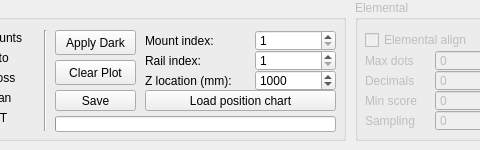
Above: line.ui from ahp-electronics/xc-gui before the change; both pictures show x 535 to 1015 and y 0 to 150 of the 1398 by 150 pixel window. Below: the same form after it.
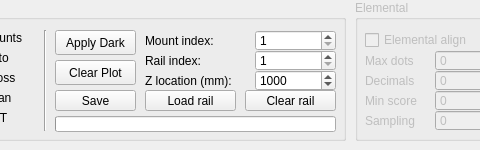
That is the form after the change.

Patch:
```diff
--- a/line.ui
+++ b/line.ui
@@ -750,12 +750,12 @@
      <rect>
       <x>520</x>
       <y>90</y>
-      <width>191</width>
+      <width>91</width>
       <height>21</height>
      </rect>
     </property>
     <property name="text">
-     <string>Load position chart</string>
+     <string>Load rail</string>
     </property>
    </widget>
    <widget class="QLabel" name="label_18">
@@ -790,6 +790,19 @@
      <number>1000</number>
     </property>
    </widget>
+   <widget class="QPushButton" name="clearRail">
+    <property name="geometry">
+     <rect>
+      <x>620</x>
+      <y>90</y>
+      <width>91</width>
+      <height>21</height>
+     </rect>
+    </property>
+    <property name="text">
+     <string>Clear rail</string>
+    </property>
+   </widget>
   </widget>
  </widget>
  <resources/>
```
Left out of the diff: 2 changed lines with no effect on the pictures.
